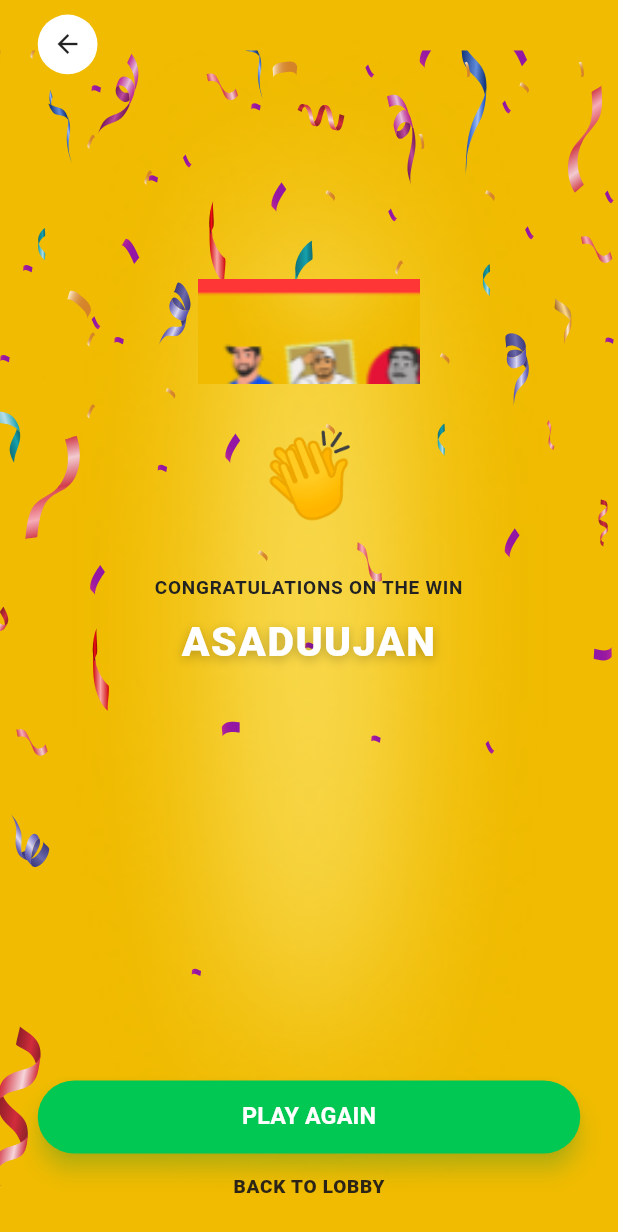
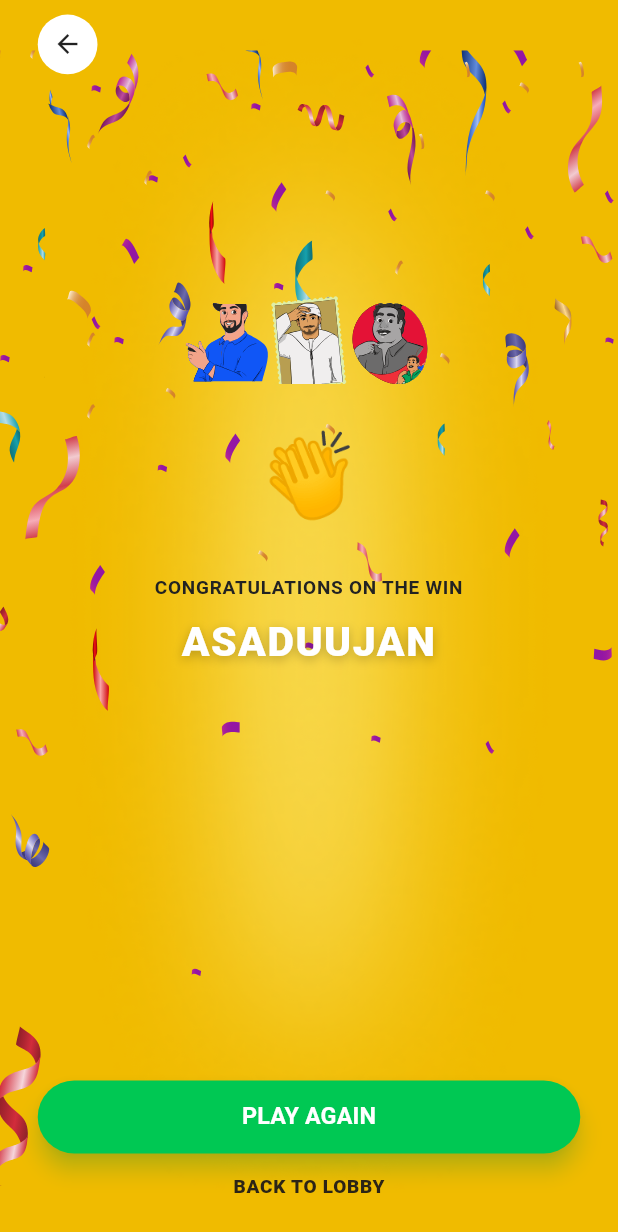
Before and after one commit to sesakilhossen302/jawaher865-game, a Flutter app: the GameBoardScreen screen opened by its route, after a tap on "Game Over", on a phone screen of 412 x 824 dp. Shown: the top 1232 px of the screen. Run offline on Flutter 3.47's test engine with Material 3 defaults, Android fonts, the phone set to English and light mode, and no system bars; our stand-ins replace cached_network_image, flutter_screenutil, flutter_spinkit, flutter_svg, fluttertoast, get and 2 more; accounts and stored records are empty; Roboto replaces fonts that are missing (Segoe UI).

Commit message:
feat(gameplay): use Challenge Your Melas svg, update Joey image, and make categories/questions fully dynamic for API

```diff
--- a/lib/Utils/AppImg/app_img.dart
+++ b/lib/Utils/AppImg/app_img.dart
@@ -25,8 +25,8 @@ class AppImg {
 
   // Question Media
   static const String qBrazilFlag = '$basePath/q_brazil_flag.png';
-  static const String qJoey = '$basePath/q_joey.png';
-  static const String qAvatars = '$basePath/q_avatars.png';
+  static const String qJoey = '$basePath/Screenshot 2026-08-25 104904 2.png';
+  static const String qAvatars = 'assets/icons/Challenge Your Melas-img.svg';
 
   static const String aiImg = '$basePath/AI-img.png';
   static const String flagsImg = '$basePath/Flags-img.png';
--- a/lib/View/Screen/GameBoardScreen/Controller/game_board_controller.dart
+++ b/lib/View/Screen/GameBoardScreen/Controller/game_board_controller.dart
@@ -39,6 +39,8 @@ class GameBoardController extends GetxController {
   ].obs;
 
   final RxBool isOnlineMatch = false.obs;
+  final RxMap<String, Map<String, dynamic>> dynamicQuestions =
+      <String, Map<String, dynamic>>{}.obs;
 
   @override
   void onInit() {
@@ -60,25 +62,49 @@ class GameBoardController extends GetxController {
         player2.value = player2.value.copyWith(name: args['player2']);
       }
       if (args['selectedCategories'] != null &&
-          args['selectedCategories'] is List<CategoryModel>) {
-        final List<CategoryModel> selected = args['selectedCategories'];
-        if (selected.isNotEmpty) {
+          args['selectedCategories'] is List) {
+        final List incoming = args['selectedCategories'];
+        if (incoming.isNotEmpty) {
           final List<GameBoardBlockModel> blocks = [];
           int blockIdCounter = 1;
-          for (var cat in selected) {
+          for (var item in incoming) {
+            if (item is CategoryModel) {
               blocks.add(
                 GameBoardBlockModel(
                   id: blockIdCounter++,
-                title: cat.title,
-                imagePath: cat.imagePath ?? AppImg.catUae,
-                iconUrl: cat.iconUrl,
+                  title: item.title,
+                  imagePath: item.imagePath ?? item.iconUrl ?? AppImg.catUae,
+                  iconUrl: item.iconUrl,
                 ),
               );
+            } else if (item is GameBoardBlockModel) {
+              blocks.add(item);
+            } else if (item is Map<String, dynamic>) {
+              blocks.add(GameBoardBlockModel.fromJson(item));
             }
+          }
+          if (blocks.isNotEmpty) {
             categoryBlocks.value = blocks;
           }
         }
       }
+      if (args['questions'] != null && args['questions'] is Map) {
+        final Map incomingQ = args['questions'];
+        incomingQ.forEach((k, v) {
+          if (v is Map) {
+            dynamicQuestions[k.toString()] = Map<String, dynamic>.from(v);
+          }
+        });
+      }
+    }
+  }
+
+  void setQuestionsFromApi(Map<String, dynamic> questionsMap) {
+    questionsMap.forEach((k, v) {
+      if (v is Map) {
+        dynamicQuestions[k] = Map<String, dynamic>.from(v);
+      }
+    });
   }
 
   void onPointTap(int categoryId, String side, int points) {
@@ -122,6 +148,17 @@ class GameBoardController extends GetxController {
 
   Map<String, String> _getQuestionForCategory(String title, int points) {
     final cleanTitle = title.toLowerCase().trim();
+
+    // 1. Check if dynamic question exists from API
+    final keyWithPoints = '$cleanTitle-$points';
+    if (dynamicQuestions.containsKey(keyWithPoints)) {
+      final q = dynamicQuestions[keyWithPoints]!;
+      return {
+        'question': q['question']?.toString() ?? 'Question for $title',
+        'answer': q['answer']?.toString() ?? 'Answer for $title',
+        'image': q['image']?.toString() ?? '',
+      };
+    }
 
     if (cleanTitle.contains('uae')) {
       if (points == 200) {
--- a/lib/View/Screen/GameBoardScreen/game_board_screen.dart
+++ b/lib/View/Screen/GameBoardScreen/game_board_screen.dart
@@ -1,5 +1,6 @@
 import 'package:flutter/material.dart';
 import 'package:flutter_screenutil/flutter_screenutil.dart';
+import 'package:flutter_svg/flutter_svg.dart';
 import 'package:get/get.dart';
 import '../../../Model/game_board_model.dart';
 import '../../../Utils/AppImg/app_img.dart';
@@ -446,26 +447,11 @@ class GameBoardScreen extends GetView<GameBoardController> {
             ),
             child: Column(
               children: [
-                // Top Artwork
+                // Top Artwork (Supports Network URLs, SVGs, and Local Assets)
                 Expanded(
                   child: SizedBox(
                     width: double.infinity,
-                    child: Image.asset(
-                      block.imagePath,
-                      fit: BoxFit.cover,
-                      errorBuilder: (context, error, stackTrace) {
-                        return Container(
-                          color: const Color(0xFF1E293B),
-                          child: const Center(
-                            child: Icon(
-                              Icons.category_rounded,
-                              color: Colors.white70,
-                              size: 28,
-                            ),
-                          ),
-                        );
-                      },
-                    ),
+                    child: _buildDynamicBlockImage(block.imagePath),
                   ),
                 ),
 
@@ -560,4 +546,59 @@ class GameBoardScreen extends GetView<GameBoardController> {
       );
     });
   }
+
+  Widget _buildDynamicBlockImage(String path) {
+    if (path.isEmpty) {
+      return Container(
+        color: const Color(0xFF1E293B),
+        child: const Center(
+          child: Icon(Icons.category_rounded, color: Colors.white70, size: 28),
+        ),
+      );
+    }
+
+    final isNetwork = path.startsWith('http://') || path.startsWith('https://');
+    final isSvg = path.toLowerCase().endsWith('.svg');
+
+    if (isSvg) {
+      if (isNetwork) {
+        return SvgPicture.network(
+          path,
+          fit: BoxFit.cover,
+          placeholderBuilder: (ctx) => const Center(
+            child: CircularProgressIndicator(strokeWidth: 2),
+          ),
+        );
+      } else {
+        return SvgPicture.asset(
+          path,
+          fit: BoxFit.cover,
+        );
+      }
+    }
+
+    if (isNetwork) {
+      return Image.network(
+        path,
+        fit: BoxFit.cover,
+        errorBuilder: (context, error, stackTrace) => Container(
+          color: const Color(0xFF1E293B),
+          child: const Center(
+            child: Icon(Icons.category_rounded, color: Colors.white70, size: 28),
+          ),
+        ),
+      );
+    }
+
+    return Image.asset(
+      path,
+      fit: BoxFit.cover,
+      errorBuilder: (context, error, stackTrace) => Container(
+        color: const Color(0xFF1E293B),
+        child: const Center(
+          child: Icon(Icons.category_rounded, color: Colors.white70, size: 28),
+        ),
+      ),
+    );
+  }
 }
--- a/lib/View/Screen/WinningScreen/winning_screen.dart
+++ b/lib/View/Screen/WinningScreen/winning_screen.dart
@@ -103,9 +103,9 @@ class WinningScreen extends GetView<WinningController> {
 
           const Spacer(flex: 1),
 
-          // 3 Avatars illustration matching Figma Screen 4
-          Image.asset(
-            AppImg.qAvatars,
+          // Challenge Your Melas illustration matching Figma Screen 4
+          SvgPicture.asset(
+            AppIcons.challengeYourMelasImg,
             height: 72.h,
             fit: BoxFit.contain,
           ),
```
Also changed, not shown: lib/View/Screen/ChooseCategoryScreen/Controller/choose_category_controller.dart (+23 -2 lines), lib/View/Screen/ChooseCategoryScreen/choose_category_screen.dart (+57 -28 lines), lib/View/Screen/QuestionScreen/question_screen.dart (+77 -10 lines), assets/images/Screenshot 2026-08-25 104904 2.png (added). Lines whose indentation alone changed are shown as unchanged.
